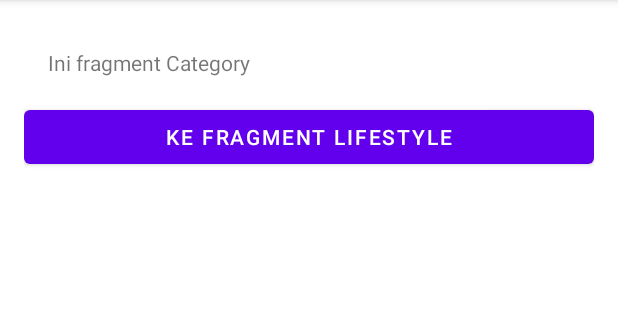
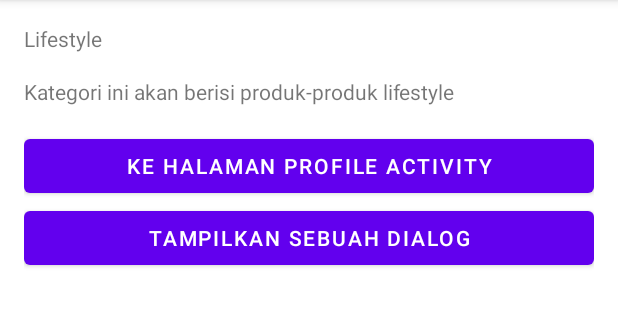
Before and after one commit to suryaharahap/fundamental-android, an Android app: the fragment CategoryFragment placed in its activity, after a tap on "KE FRAGMENT LIFESTYLE", on a phone screen of 412 x 824 dp, the part 84-411 px from its top. Run offline under Robolectric (Android 15) with nearby library versions, the phone set to English and light mode, and no system bars.

Commit message:
Fix: implement in onClick to detail category fragment

```diff
--- a/MyFlexibleFragment/app/src/main/java/me/suryaharahap/myflexiblefragment/CategoryFragment.kt
+++ b/MyFlexibleFragment/app/src/main/java/me/suryaharahap/myflexiblefragment/CategoryFragment.kt
@@ -26,7 +26,21 @@ class CategoryFragment : Fragment(), View.OnClickListener {
 
     override fun onClick(v: View) {
         if (v.id == R.id.btn_detail_category) {
+            val mDetailCategoryFragment = DetailCategoryFragment()
 
+            val mBundle = Bundle()
+            mBundle.putString(DetailCategoryFragment.EXTRA_NAME, "Lifestyle")
+            val description = "Kategori ini akan berisi produk-produk lifestyle"
+
+            mDetailCategoryFragment.arguments = mBundle
+            mDetailCategoryFragment.description = description
+
+            val mFragmentManager = parentFragmentManager
+            mFragmentManager?.beginTransaction()?.apply {
+                replace(R.id.frame_container, mDetailCategoryFragment, DetailCategoryFragment::class.java.simpleName)
+                addToBackStack(null)
+                commit()
+            }
         }
     }
 
```
